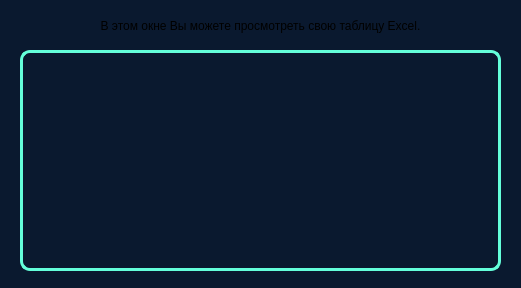
Qt form TableDialog.ui (CyberBro9/aobp) before a commit.
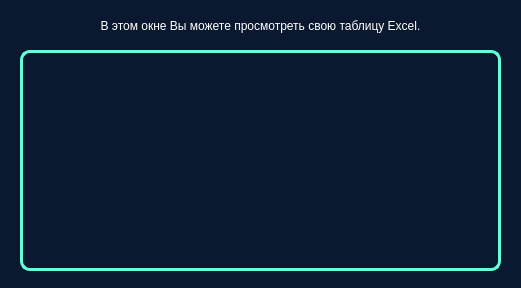
The same form after that commit.

Commit message: Prepare for project defense

Patch:
```diff
--- a/TableDialog.ui
+++ b/TableDialog.ui
@@ -51,6 +51,9 @@
      <pointsize>9</pointsize>
     </font>
    </property>
+   <property name="styleSheet">
+    <string notr="true">color: rgb(255, 255, 255)</string>
+   </property>
    <property name="text">
     <string>В этом окне Вы можете просмотреть свою таблицу Excel.</string>
    </property>
```
The commit also changes 1 other file.
